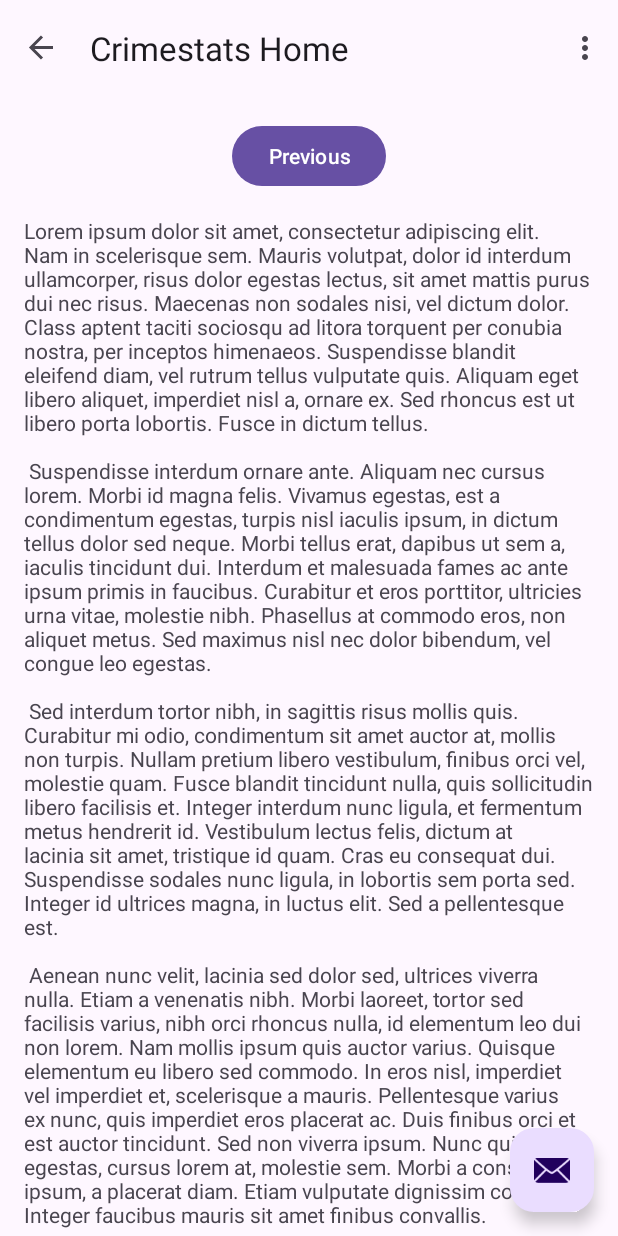
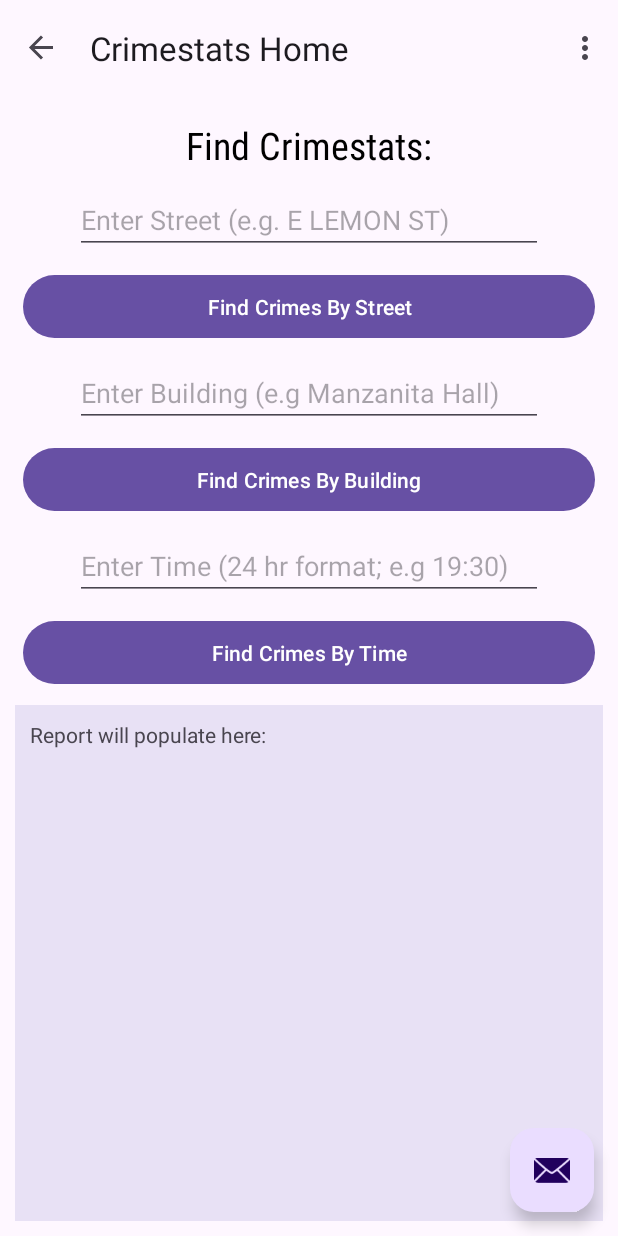
Before and after one commit to AleksLZCR/ASU_CRIMESTATS, an Android app: the SecondFragment screen opened through its navigation route, on a phone screen of 412 x 824 dp. Run offline under Robolectric (Android 15) with nearby library versions, the phone set to English and light mode, and no system bars; our stand-ins replace navigation-ui.

Commit message:
Added Framework and functionality

```diff
--- a/app/src/main/java/com/example/asu_crimestats/SecondFragment.kt
+++ b/app/src/main/java/com/example/asu_crimestats/SecondFragment.kt
@@ -5,7 +5,9 @@ import androidx.fragment.app.Fragment
 import android.view.LayoutInflater
 import android.view.View
 import android.view.ViewGroup
-import androidx.navigation.fragment.findNavController
+import android.widget.Button
+import android.widget.EditText
+import android.widget.TextView
 import com.example.asu_crimestats.databinding.FragmentSecondBinding
 
 /**
@@ -19,22 +21,71 @@ class SecondFragment : Fragment() {
     // onDestroyView.
     private val binding get() = _binding!!
 
+    // Reference to the report_view Text
+    private lateinit var reportView     : TextView
+
+    // References to the edit text fields
+    private lateinit var street_text    : EditText
+    private lateinit var building_text  : EditText
+    private lateinit var time_text      : EditText
+
+    // References to the buttons
+    private lateinit var b_find_crimes_by_street    : Button
+    private lateinit var b_find_crimes_by_building  : Button
+    private lateinit var b_find_crimes_by_time      : Button
+
     override fun onCreateView(
             inflater: LayoutInflater, container: ViewGroup?,
             savedInstanceState: Bundle?
-    ): View? {
-
+    ): View {
         _binding = FragmentSecondBinding.inflate(inflater, container, false)
         return binding.root
-
     }
 
+    // Do Stuff Here:
     override fun onViewCreated(view: View, savedInstanceState: Bundle?) {
         super.onViewCreated(view, savedInstanceState)
 
-        binding.buttonSecond.setOnClickListener {
-            findNavController().navigate(R.id.action_SecondFragment_to_FirstFragment)
+        // Initialize report view reference
+        reportView = view.findViewById(R.id.report_view)
+
+        // Initialize edit text fields
+        street_text     = view.findViewById(R.id.edt_streetName)
+        building_text   = view.findViewById(R.id.edt_buildingName)
+        time_text       = view.findViewById(R.id.edt_time)
+
+        // Initialize buttons
+        b_find_crimes_by_street     = view.findViewById(R.id.b_find_crimes_by_street)
+        b_find_crimes_by_building   = view.findViewById(R.id.b_find_crimes_by_building)
+        b_find_crimes_by_time       = view.findViewById(R.id.b_find_crimes_by_time)
+
+        // Add actions to the buttons:
+        b_find_crimes_by_street.setOnClickListener{
+            // Get text from appropriate text field
+            val streetString = street_text.text.toString()
+
+            // When button is clicked, change the text view
+            updateReportTextView("Querying DB for reports on street: $streetString")
         }
+
+        b_find_crimes_by_building.setOnClickListener{
+            // Get text from appropriate text field
+            val buildingString = building_text.text.toString()
+
+            // When button is clicked, change the text view
+            updateReportTextView("Querying DB for reports on building: $buildingString")
+        }
+
+        b_find_crimes_by_time.setOnClickListener{
+            // Get text from appropriate text field
+            val timeString = time_text.text.toString()
+
+            // When button is clicked, change the text view
+            updateReportTextView("Querying DB for reports at time: $timeString")
+        }
+    }
+    private fun updateReportTextView(newText: String){
+        reportView.text = newText
     }
 
     override fun onDestroyView() {
--- a/app/src/main/res/layout/fragment_first.xml
+++ b/app/src/main/res/layout/fragment_first.xml
@@ -8,10 +8,10 @@
     <TextView
         android:id="@+id/t_default"
         android:layout_width="300dp"
-        android:layout_height="50dp"
+        android:layout_height="wrap_content"
         android:layout_centerHorizontal="true"
         android:layout_marginTop="200dp"
-        android:text="@string/enter_information"
+        android:text="@string/welcome_msg"
         android:textColor="@color/black"
         android:textAlignment="center"
         android:fontFamily="sans-serif-condensed"
@@ -21,7 +21,7 @@
         android:layout_width="match_parent"
         android:layout_height="wrap_content"
         android:layout_below="@id/t_default"
-        android:layout_marginTop="160dp"
+        android:layout_marginTop="100dp"
         android:layout_marginLeft="50dp"
         android:layout_marginRight="50dp"
         android:hint="@string/your_name"
@@ -36,7 +36,7 @@
         android:layout_marginLeft="50dp"
         android:layout_marginRight="50dp"
         android:hint="@string/asu_id"
-        android:inputType="textPassword"
+        android:inputType="text"
         android:autofillHints="" />
     <Button
         android:id="@+id/b_login"
--- a/app/src/main/res/layout/fragment_second.xml
+++ b/app/src/main/res/layout/fragment_second.xml
@@ -1,35 +1,99 @@
 <?xml version="1.0" encoding="utf-8"?>
-<androidx.core.widget.NestedScrollView xmlns:android="http://schemas.android.com/apk/res/android"
-    xmlns:app="http://schemas.android.com/apk/res-auto"
+<RelativeLayout xmlns:android="http://schemas.android.com/apk/res/android"
     xmlns:tools="http://schemas.android.com/tools"
     android:layout_width="match_parent"
     android:layout_height="match_parent"
-    tools:context=".SecondFragment">
+    tools:context=".SecondFragment"
+    android:clipToPadding="true">
 
-    <androidx.constraintlayout.widget.ConstraintLayout
+    <TextView
+        android:id="@+id/t_default"
         android:layout_width="match_parent"
-        android:layout_height="match_parent"
-        android:padding="16dp">
+        android:layout_height="wrap_content"
+        android:layout_centerHorizontal="true"
+        android:layout_marginTop="15dp"
+        android:text="@string/find_crimestats"
+        android:textColor="@color/black"
+        android:textAlignment="center"
+        android:fontFamily="sans-serif-condensed"
+        android:textSize="25sp" />
 
-        <Button
-            android:id="@+id/button_second"
-            android:layout_width="wrap_content"
-            android:layout_height="wrap_content"
-            android:text="@string/previous"
-            app:layout_constraintBottom_toTopOf="@id/textview_second"
-            app:layout_constraintEnd_toEndOf="parent"
-            app:layout_constraintStart_toStartOf="parent"
-            app:layout_constraintTop_toTopOf="parent" />
+    <EditText
+        android:id="@+id/edt_streetName"
+        android:layout_width="match_parent"
+        android:layout_height="wrap_content"
+        android:layout_below="@id/t_default"
+        android:layout_marginTop="10dp"
+        android:layout_marginLeft="50dp"
+        android:layout_marginRight="50dp"
+        android:hint="@string/street_hint"
+        android:inputType="text"
+        android:autofillHints="" />
 
-        <TextView
-            android:id="@+id/textview_second"
-            android:layout_width="wrap_content"
-            android:layout_height="wrap_content"
-            android:layout_marginTop="16dp"
-            android:text="@string/lorem_ipsum"
-            app:layout_constraintBottom_toBottomOf="parent"
-            app:layout_constraintEnd_toEndOf="parent"
-            app:layout_constraintStart_toStartOf="parent"
-            app:layout_constraintTop_toBottomOf="@id/button_second" />
-    </androidx.constraintlayout.widget.ConstraintLayout>
-</androidx.core.widget.NestedScrollView>
+    <Button
+        android:id="@+id/b_find_crimes_by_street"
+        android:layout_centerInParent="true"
+        android:layout_width="match_parent"
+        android:layout_height="50dp"
+        android:layout_below="@+id/edt_streetName"
+        android:layout_marginTop="10dp"
+        android:layout_marginHorizontal="15dp"
+        android:text="@string/find_crimes_by_street" />
+
+    <EditText
+        android:id="@+id/edt_buildingName"
+        android:layout_width="match_parent"
+        android:layout_height="wrap_content"
+        android:layout_below="@id/b_find_crimes_by_street"
+        android:layout_marginTop="10dp"
+        android:layout_marginLeft="50dp"
+        android:layout_marginRight="50dp"
+        android:hint="@string/building_prompt"
+        android:inputType="text"
+        android:autofillHints="" />
+
+    <Button
+        android:id="@+id/b_find_crimes_by_building"
+        android:layout_centerInParent="true"
+        android:layout_width="match_parent"
+        android:layout_height="50dp"
+        android:layout_below="@+id/edt_buildingName"
+        android:layout_marginTop="10dp"
+        android:layout_marginHorizontal="15dp"
+        android:text="@string/find_crimes_by_building" />
+
+    <EditText
+        android:id="@+id/edt_time"
+        android:layout_width="match_parent"
+        android:layout_height="wrap_content"
+        android:layout_below="@id/b_find_crimes_by_building"
+        android:layout_marginTop="10dp"
+        android:layout_marginLeft="50dp"
+        android:layout_marginRight="50dp"
+        android:hint="@string/time_prompt"
+        android:inputType="text"
+        android:autofillHints="" />
+
+    <Button
+        android:id="@+id/b_find_crimes_by_time"
+        android:layout_centerInParent="true"
+        android:layout_width="match_parent"
+        android:layout_height="50dp"
+        android:layout_below="@+id/edt_time"
+        android:layout_marginTop="10dp"
+        android:layout_marginHorizontal="15dp"
+        android:text="@string/find_crimes_by_time" />
+
+    <TextView
+        android:id="@+id/report_view"
+        android:layout_width="match_parent"
+        android:layout_height="500dp"
+        android:layout_below="@id/b_find_crimes_by_time"
+        android:paddingHorizontal="10dp"
+        android:paddingVertical="10dp"
+        android:layout_marginHorizontal="10dp"
+        android:layout_marginVertical="10dp"
+        android:background="#e8e1f5"
+        android:text="@string/report_temp_text"/>
+
+</RelativeLayout>
--- a/app/src/main/res/values/strings.xml
+++ b/app/src/main/res/values/strings.xml
@@ -49,4 +49,13 @@
     <string name="asu_id">ASU ID</string>
     <string name="login">Login</string>
     <string name="asu_logo">ASU_LOGO</string>
+    <string name="find_crimestats">Find Crimestats:</string>
+    <string name="street_hint">Enter Street (e.g. E LEMON ST)</string>
+    <string name="find_crimes_by_street">Find Crimes By Street</string>
+    <string name="building_prompt">Enter Building (e.g Manzanita Hall)</string>
+    <string name="find_crimes_by_building">Find Crimes By Building</string>
+    <string name="time_prompt">Enter Time (24 hr format; e.g 19:30)</string>
+    <string name="find_crimes_by_time">Find Crimes By Time</string>
+    <string name="report_temp_text">Report will populate here:</string>
+    <string name="welcome_msg">Welcome to ASU Crimestats</string>
 </resources>
```
